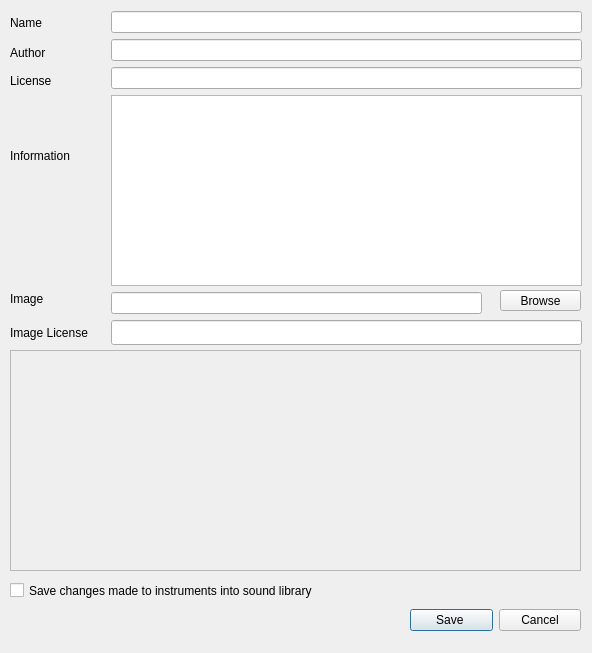
The window that src/gui/src/SoundLibrary/SoundLibraryPropertiesDialog_UI.ui (hydrogen-music/hydrogen) describes before a commit, drawn with Qt 5.
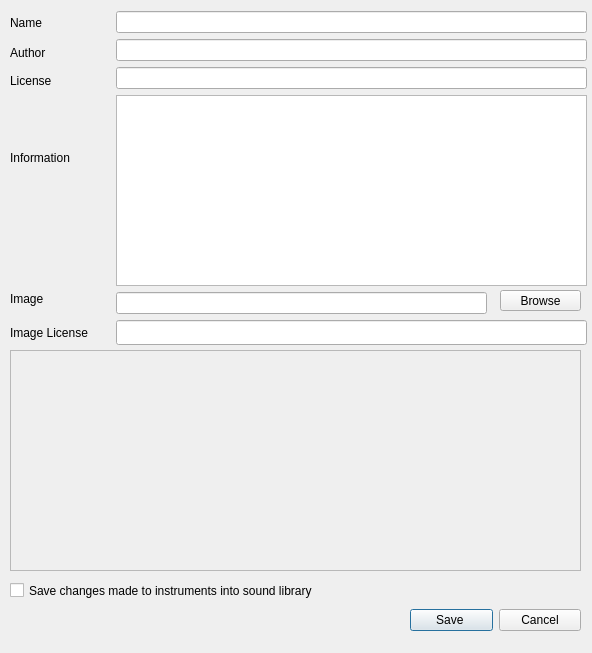
The same window after the commit.

Commit message: Moved edit boxes over a bit to allow for more room for labels

```diff
--- a/src/gui/src/SoundLibrary/SoundLibraryPropertiesDialog_UI.ui
+++ b/src/gui/src/SoundLibrary/SoundLibraryPropertiesDialog_UI.ui
@@ -57,7 +57,7 @@
      <x>10</x>
      <y>100</y>
      <width>91</width>
-     <height>111</height>
+     <height>116</height>
     </rect>
    </property>
    <property name="text">
@@ -70,7 +70,7 @@
   <widget class="QLineEdit" name="authorTxt">
    <property name="geometry">
     <rect>
-     <x>111</x>
+     <x>116</x>
      <y>39</y>
      <width>471</width>
      <height>22</height>
@@ -92,7 +92,7 @@
   <widget class="QLineEdit" name="nameTxt">
    <property name="geometry">
     <rect>
-     <x>111</x>
+     <x>116</x>
      <y>11</y>
      <width>471</width>
      <height>22</height>
@@ -114,7 +114,7 @@
   <widget class="QTextEdit" name="infoTxt">
    <property name="geometry">
     <rect>
-     <x>111</x>
+     <x>116</x>
      <y>95</y>
      <width>471</width>
      <height>191</height>
@@ -143,7 +143,7 @@
   <widget class="QLineEdit" name="licenseTxt">
    <property name="geometry">
     <rect>
-     <x>111</x>
+     <x>116</x>
      <y>67</y>
      <width>471</width>
      <height>22</height>
@@ -282,7 +282,7 @@
   <widget class="QLineEdit" name="imageText">
    <property name="geometry">
     <rect>
-     <x>111</x>
+     <x>116</x>
      <y>292</y>
      <width>371</width>
      <height>22</height>
@@ -320,7 +320,7 @@
   <widget class="QLineEdit" name="imageLicenseText">
    <property name="geometry">
     <rect>
-     <x>111</x>
+     <x>116</x>
      <y>320</y>
      <width>471</width>
      <height>25</height>
```
